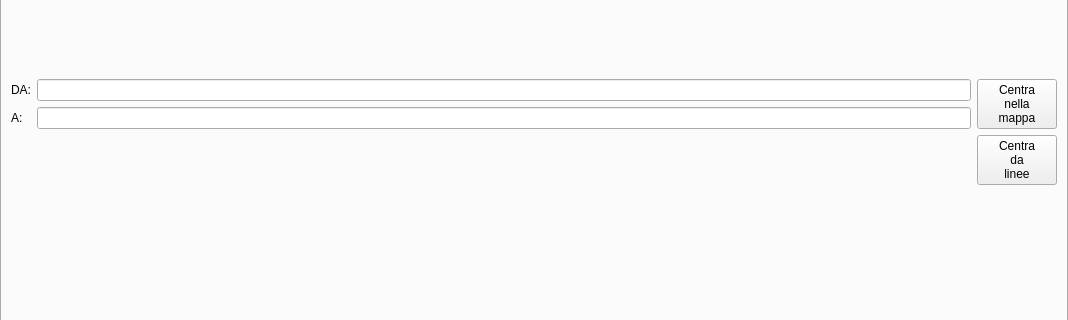
The window that mappaconfig.ui (DoppiaZeta/RFLog) describes before a commit, drawn with Qt 5; both pictures show x 0 to 1068 and y 234 to 554 of the 1068 by 659 pixel window.
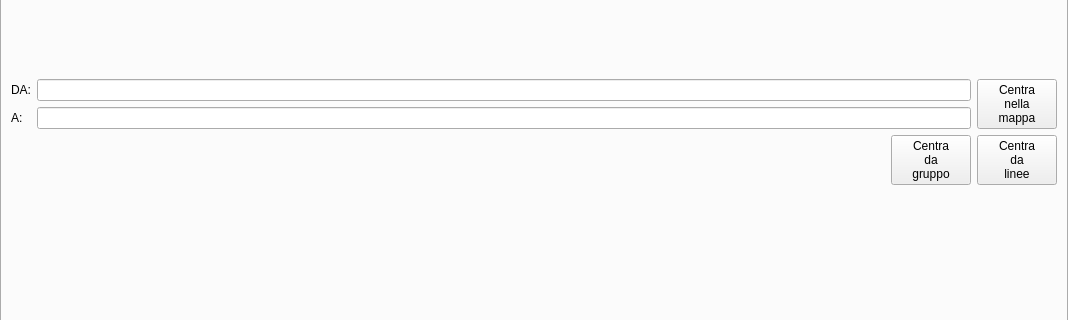
The same window after the commit. The open tabs and pages were chosen to show the change.

The edit to the form file:
```diff
--- a/mappaconfig.ui
+++ b/mappaconfig.ui
@@ -276,8 +276,30 @@
              </property>
             </widget>
            </item>
-           <item row="1" column="1">
-            <layout class="QVBoxLayout" name="verticalLayout_2">
+           <item row="1" column="0" colspan="2">
+            <layout class="QHBoxLayout" name="horizontalLayout_10">
+             <item>
+              <spacer name="horizontalSpacer_2">
+               <property name="orientation">
+                <enum>Qt::Orientation::Horizontal</enum>
+               </property>
+               <property name="sizeHint" stdset="0">
+                <size>
+                 <width>40</width>
+                 <height>20</height>
+                </size>
+               </property>
+              </spacer>
+             </item>
+             <item>
+              <widget class="QPushButton" name="centraGruppo">
+               <property name="text">
+                <string>Centra
+da
+gruppo</string>
+               </property>
+              </widget>
+             </item>
              <item>
               <widget class="QPushButton" name="locatoreCentraLinee">
                <property name="text">
```
Left out of the diff: 5 changed lines with no effect on the pictures.
